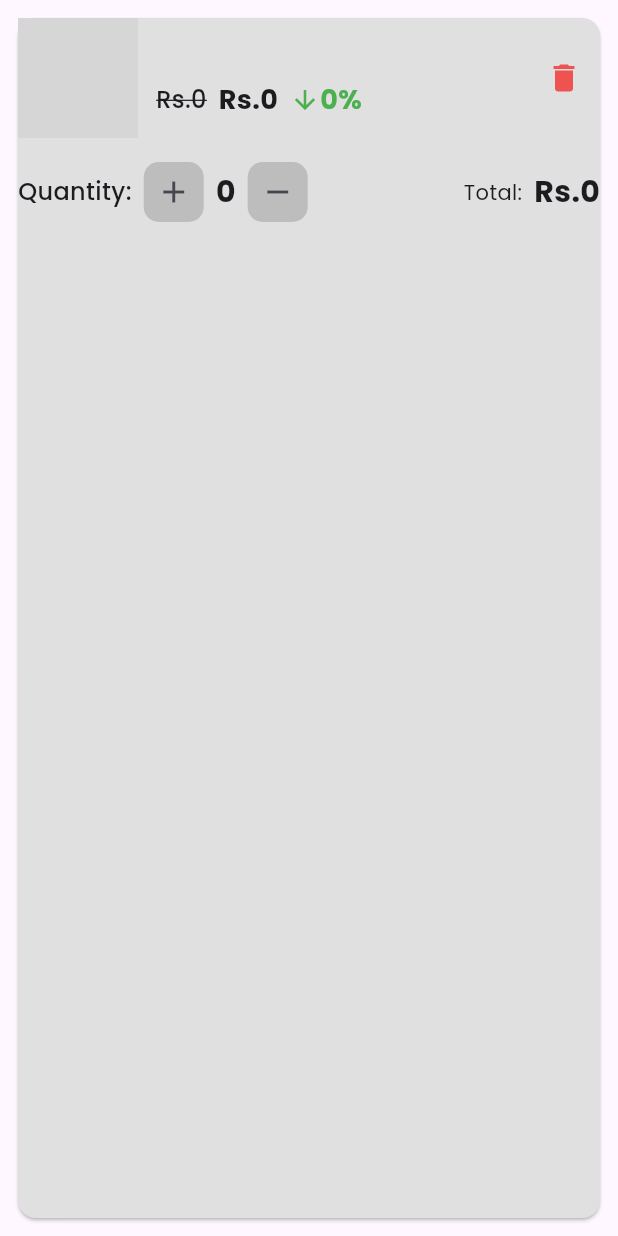
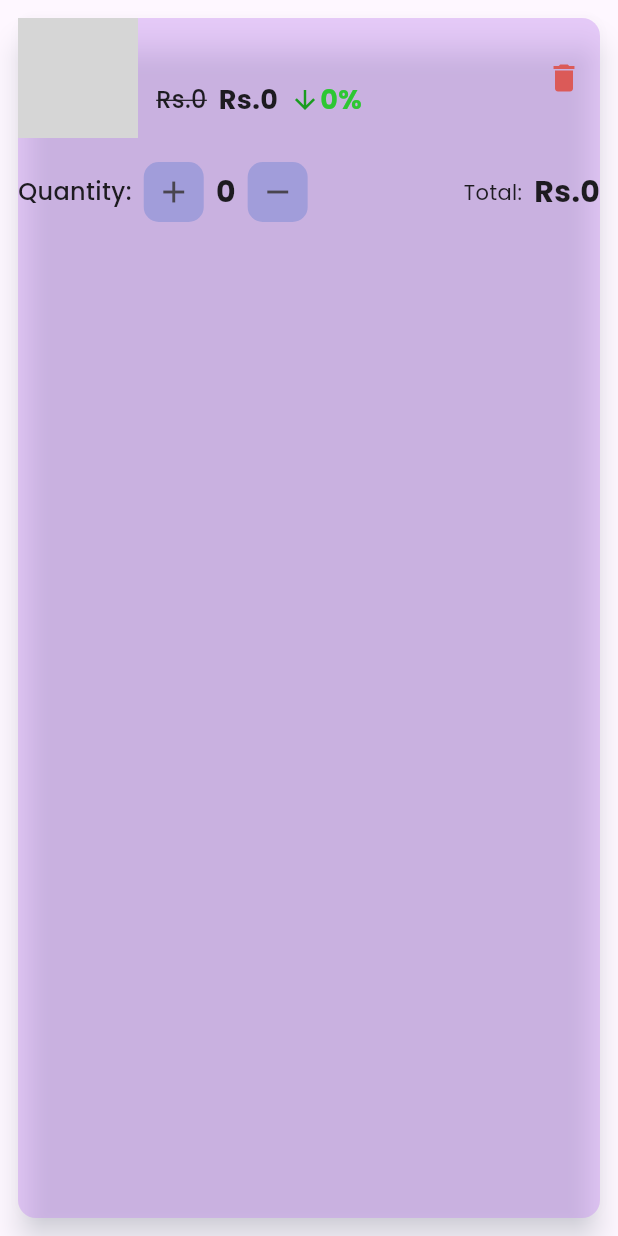
Before and after one commit to LihinduPerera/Petify_client, a Flutter app: the CartContainer widget shown alone on an empty page, opened directly with empty values, on a phone screen of 412 x 824 dp. Run offline on Flutter 3.47's test engine with Material 3 defaults, Android fonts, the phone set to English and light mode, and no system bars; our stand-ins replace carousel_slider, dio, fluentui_icons, google_generative_ai, google_maps_flutter, internet_connection_checker_plus and 4 more; missing offline and left inert: flutter_polyline_points; accounts and stored records are empty; network calls fail; statements that could not run were skipped; grey boxes are pictures that could not be loaded.

Commit message:
updated ui

```diff
--- a/lib/containers/cart_container.dart
+++ b/lib/containers/cart_container.dart
@@ -32,8 +32,8 @@ class _CartContainerState extends State<CartContainer> {
       return;
     } else {
       final userId = Provider.of<CartProvider>(context, listen: false).userId;
-      Provider.of<CartProvider>(context, listen: false)
-          .addToCart(CartModel(productId: widget.productId, quantity: count, userId: userId));
+      Provider.of<CartProvider>(context, listen: false).addToCart(CartModel(
+          productId: widget.productId, quantity: count, userId: userId));
       setState(() {
         count++;
       });
@@ -61,7 +61,10 @@ class _CartContainerState extends State<CartContainer> {
     return Padding(
       padding: const EdgeInsets.all(8.0),
       child: Card(
-        color: Colors.grey.shade300,
+        // color: Colors.grey.shade300,
+        color: const Color(0xffc58BF2).withOpacity(0.4),
+        elevation: 8,
+        shadowColor: Colors.blueGrey.withOpacity(0.4),
         child: Container(
           width: double.infinity,
           child: Column(
@@ -117,7 +120,7 @@ class _CartContainerState extends State<CartContainer> {
                             ),
                             Icon(
                               Icons.arrow_downward,
-                              color: Colors.green,
+                              color: const Color.fromARGB(255, 26, 156, 31),
                               size: 20,
                             ),
                             Text(
@@ -125,7 +128,7 @@ class _CartContainerState extends State<CartContainer> {
                               style: TextStyle(
                                   fontSize: 18,
                                   fontWeight: FontWeight.bold,
-                                  color: Colors.green),
+                                  color: const Color.fromARGB(255, 46, 199, 51)),
                             ),
                           ],
                         )
@@ -139,7 +142,7 @@ class _CartContainerState extends State<CartContainer> {
                       },
                       icon: Icon(
                         Icons.delete,
-                        color: Colors.red.shade400,
+                        color: const Color.fromARGB(255, 219, 90, 88),
                       ))
                 ],
               ),
@@ -160,7 +163,7 @@ class _CartContainerState extends State<CartContainer> {
                     width: 40,
                     decoration: BoxDecoration(
                       borderRadius: BorderRadius.circular(10),
-                      color: Colors.grey.shade400,
+                      color: const Color.fromARGB(255, 161, 157, 218),
                     ),
                     child: IconButton(
                         onPressed: () async {
@@ -183,7 +186,7 @@ class _CartContainerState extends State<CartContainer> {
                     width: 40,
                     decoration: BoxDecoration(
                       borderRadius: BorderRadius.circular(10),
-                      color: Colors.grey.shade400,
+                      color: const Color.fromARGB(255, 161, 157, 218),
                     ),
                     child: IconButton(
                         onPressed: () async {
--- a/lib/pages/home_page.dart
+++ b/lib/pages/home_page.dart
@@ -41,7 +41,7 @@ class _homePageState extends State<homePage> {
                       const SizedBox(
                         height: 25,
                       ),
-                      const MedicalContainer(defineHeight: 260, defineWeight: 200,),
+                      const MedicalContainer(defineHeight: 260, defineWeight: 250,),
                       const SizedBox(
                         height: 10,
                       ),
```
Also changed, not shown: lib/containers/medical_container.dart (+9 -6 lines), lib/pages/sub_pages.dart/pet_health_and_medical_tracker.dart (+29 -3 lines).
